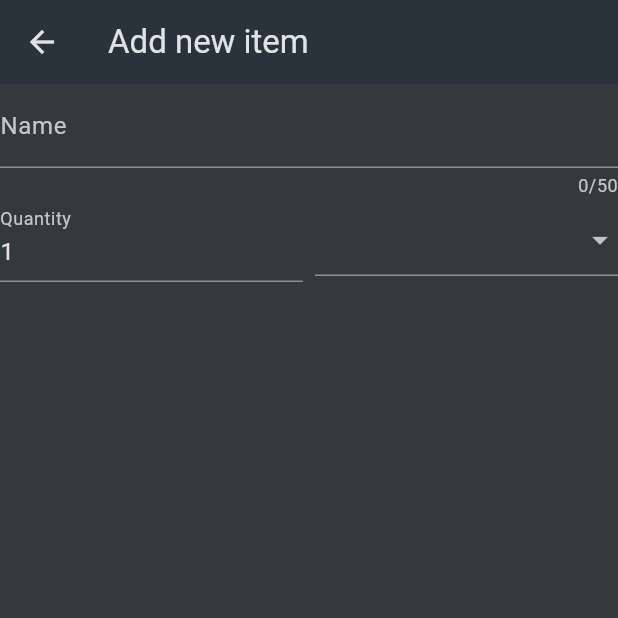
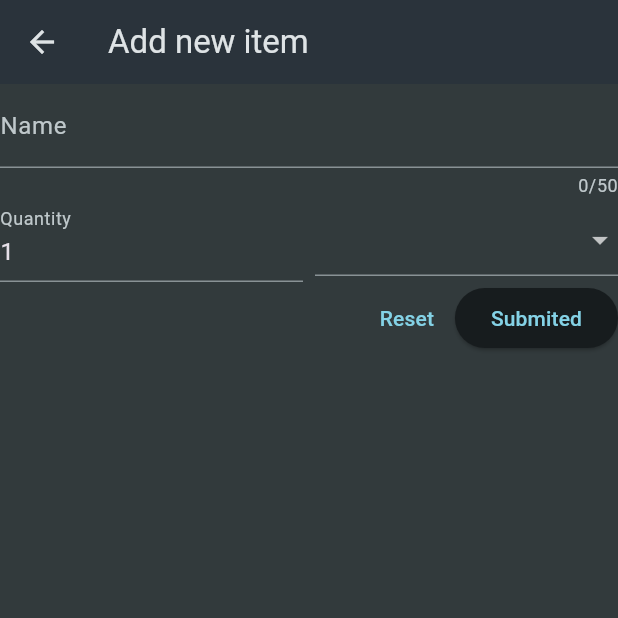
Before and after one commit to Junaidchohan/FLUTTER-FIREBASE-SHOPING-LIST-APP, a Flutter app: the NewItemScreen screen opened directly, on a phone screen of 412 x 824 dp, the top half of it. Run offline on Flutter 3.47's test engine with Material 3 defaults, Android fonts, the phone set to English and light mode, and no system bars.

Commit message:
Adding Buttons to a Form

```diff
--- a/lib/widgets/new_item.dart
+++ b/lib/widgets/new_item.dart
@@ -58,7 +58,14 @@ class _NewItemScreenState extends State<NewItemScreen> {
                           ],
                         ))
                 ], onChanged: (value) {}),
-              )
+              ),
+            ],
+          ),
+          Row(
+            mainAxisAlignment: MainAxisAlignment.end,
+            children: [
+              TextButton(onPressed: () {}, child: Text("Reset")),
+              ElevatedButton(onPressed: () {}, child: Text("Submited"))
             ],
           )
         ],
```
